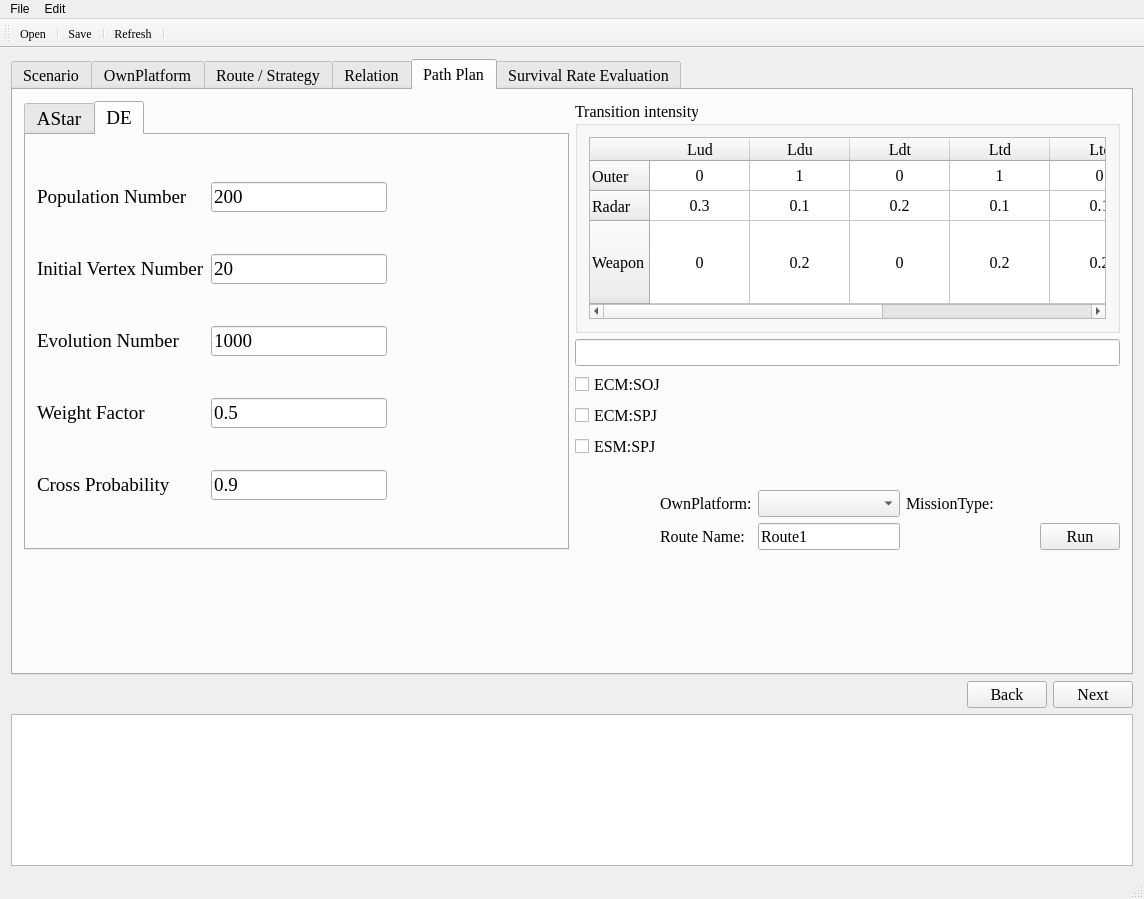
Old version of the form PathPlanGui/MainWindow.ui in the repository louie17/PathPlanning.
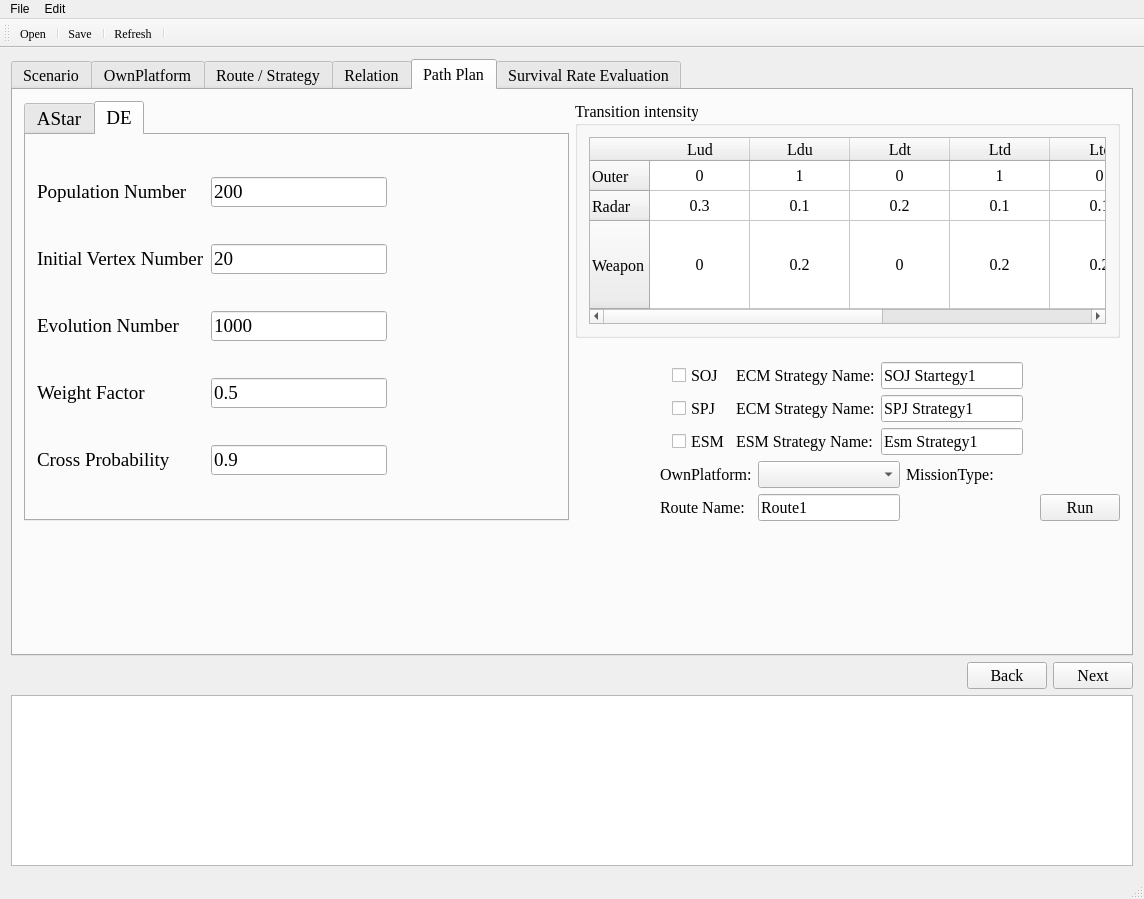
New version of the form. Custom widgets are drawn as their Qt base class.

Commit message: 更改SOJ、SPJ、ESM调用函数返回类型为int,以便判断错误类型

What changed in the file:
```diff
--- a/PathPlanGui/MainWindow.ui
+++ b/PathPlanGui/MainWindow.ui
@@ -2694,7 +2694,7 @@
          </attribute>
          <layout class="QVBoxLayout" name="verticalLayout_27">
           <item>
-           <layout class="QHBoxLayout" name="horizontalLayout_26">
+           <layout class="QHBoxLayout" name="horizontalLayout_28">
             <item>
              <widget class="QTabWidget" name="tabWidget">
               <property name="font">
@@ -3215,30 +3215,6 @@
                 </layout>
                </widget>
               </item>
-              <item>
-               <widget class="QLineEdit" name="lineEdit_SOJStra_Name"/>
-              </item>
-              <item>
-               <widget class="QCheckBox" name="ecmsojchkbox">
-                <property name="text">
-                 <string>ECM:SOJ</string>
-                </property>
-               </widget>
-              </item>
-              <item>
-               <widget class="QCheckBox" name="ecmspjchkbox">
-                <property name="text">
-                 <string>ECM:SPJ</string>
-                </property>
-               </widget>
-              </item>
-              <item>
-               <widget class="QCheckBox" name="esmspjchkbox">
-                <property name="text">
-                 <string>ESM:SPJ</string>
-                </property>
-               </widget>
-              </item>
               <item>
                <spacer name="verticalSpacer_3">
                 <property name="orientation">
@@ -3246,12 +3222,109 @@
                 </property>
                 <property name="sizeHint" stdset="0">
                  <size>
-                  <width>340</width>
-                  <height>35</height>
+                  <width>541</width>
+                  <height>23</height>
                  </size>
                 </property>
                </spacer>
               </item>
+              <item>
+               <layout class="QHBoxLayout" name="horizontalLayout_26">
+                <item>
+                 <spacer name="horizontalSpacer_21">
+                  <property name="orientation">
+                   <enum>Qt::Horizontal</enum>
+                  </property>
+                  <property name="sizeHint" stdset="0">
+                   <size>
+                    <width>40</width>
+                    <height>20</height>
+                   </size>
+                  </property>
+                 </spacer>
+                </item>
+                <item>
+                 <layout class="QGridLayout" name="gridLayout_5">
+                  <item row="2" column="2">
+                   <widget class="QLineEdit" name="lineEdit_ESMStra_Name">
+                    <property name="text">
+                     <string>Esm Strategy1</string>
+                    </property>
+                   </widget>
+                  </item>
+                  <item row="1" column="0">
+                   <widget class="QCheckBox" name="checkBox_SPJ">
+                    <property name="text">
+                     <string>SPJ</string>
+                    </property>
+                   </widget>
+                  </item>
+                  <item row="0" column="2">
+                   <widget class="QLineEdit" name="lineEdit_SOJStra_Name">
+                    <property name="text">
+                     <string>SOJ Startegy1</string>
+                    </property>
+                   </widget>
+                  </item>
+                  <item row="1" column="2">
+                   <widget class="QLineEdit" name="lineEdit_SPJStra_Name">
+                    <property name="text">
+                     <string>SPJ Strategy1</string>
+                    </property>
+                   </widget>
+                  </item>
+                  <item row="2" column="0">
+                   <widget class="QCheckBox" name="checkBox_ESM">
+                    <property name="text">
+                     <string>ESM</string>
+                    </property>
+                   </widget>
+                  </item>
+                  <item row="0" column="0">
+                   <widget class="QCheckBox" name="checkBox_SOJ">
+                    <property name="text">
+                     <string>SOJ</string>
+                    </property>
+                   </widget>
+                  </item>
+                  <item row="0" column="1">
+                   <widget class="QLabel" name="label_11">
+                    <property name="text">
+                     <string>ECM Strategy Name:</string>
+                    </property>
+                   </widget>
+                  </item>
+                  <item row="1" column="1">
+                   <widget class="QLabel" name="label_12">
+                    <property name="text">
+                     <string>ECM Strategy Name:</string>
+                    </property>
+                   </widget>
+                  </item>
+                  <item row="2" column="1">
+                   <widget class="QLabel" name="label_13">
+                    <property name="text">
+                     <string>ESM Strategy Name:</string>
+                    </property>
+                   </widget>
+                  </item>
+                 </layout>
+                </item>
+                <item>
+                 <spacer name="horizontalSpacer_20">
+                  <property name="orientation">
+                   <enum>Qt::Horizontal</enum>
+                  </property>
+                  <property name="sizeHint" stdset="0">
+                   <size>
+                    <width>40</width>
+                    <height>20</height>
+                   </size>
+                  </property>
+                 </spacer>
+                </item>
+               </layout>
+              </item>
               <item>
                <layout class="QHBoxLayout" name="horizontalLayout_12">
                 <item>
```
Left out of the diff: 4 changed lines with no effect on the pictures. The commit also changes 2 other files.
